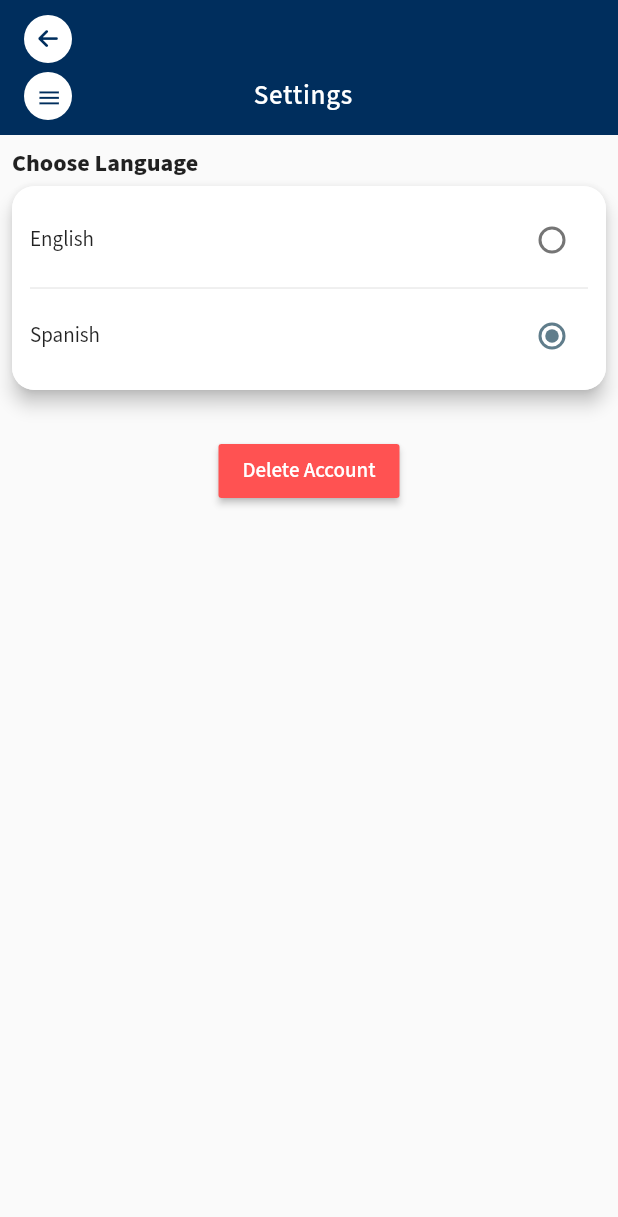
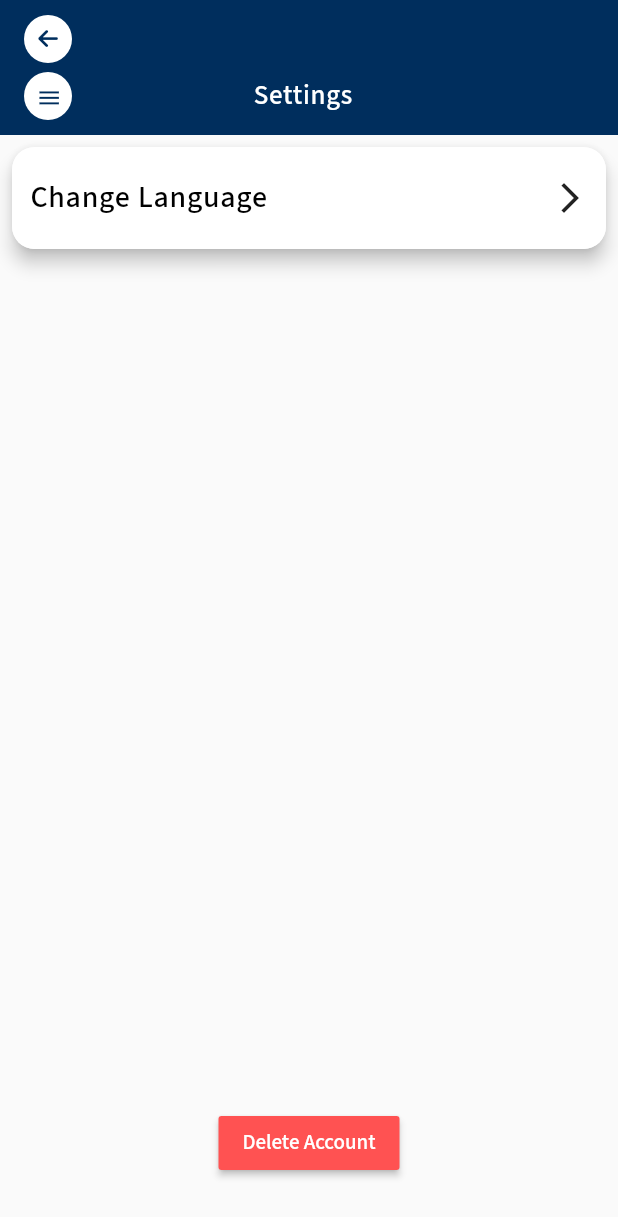
Before and after one commit to iotecto/Estibafy-User-App, a Flutter app: the Home screen opened by its route, in the side drawer, after a tap on "Settings", on a phone screen of 412 x 824 dp. Shown: the top 1217 px of the screen. Run offline on Flutter 3.47's test engine with Material 2 defaults, Android fonts, the phone set to English and light mode, and no system bars; our stand-ins replace auto_animated, country_code_picker, date_format, device_info_plus, dotted_border, easy_localization and 24 more; missing offline and left inert: animated_check, cupertino_tabbar, dismiss_keyboard_on_tap, flutter_pdfview, map_location_picker; accounts and stored records are empty.

Commit message:
Setting page updated

```diff
--- a/lib/Views/pages/book_helpers/home.dart
+++ b/lib/Views/pages/book_helpers/home.dart
@@ -19,6 +19,25 @@ class Home extends StatefulWidget {
 
 class _HomeState extends State<Home> {
   final GlobalKey<ScaffoldState> _scaffoldKey = GlobalKey<ScaffoldState>();
+
+  LatLng currentLocation = const LatLng(40.937100, -73.050480);
+
+  Future userCurrentLocation() async {
+    await Geolocator.requestPermission();
+    Position position = await Geolocator.getCurrentPosition(
+      desiredAccuracy: LocationAccuracy.high,
+    );
+    setState(() {
+      currentLocation = LatLng(position.latitude, position.longitude);
+    });
+  }
+
+  @override
+  void initState() {
+    // TODO: implement initState
+    userCurrentLocation();
+    super.initState();
+  }
 
   @override
   Widget build(BuildContext context) {
@@ -43,7 +62,7 @@ class _HomeState extends State<Home> {
             ),
             SizedBox(
               height: MediaQuery.of(context).size.height * 0.710,
-              child: googleMapLocationPicker(context),
+              child: googleMapLocationPicker(context, currentLocation),
             ),
           ],
         ),
@@ -52,9 +71,10 @@ class _HomeState extends State<Home> {
   }
 }
 
-Widget googleMapLocationPicker(BuildContext context) {
+Widget googleMapLocationPicker(BuildContext context, LatLng location) {
   return MapLocationPicker(
     bottomCardColor: K.primaryColor,
+    currentLatLng: location,
     showBackButton: false,
     desiredAccuracy: LocationAccuracy.high,
     bottomCardIcon: Icon(
--- a/lib/Views/pages/drawer.dart
+++ b/lib/Views/pages/drawer.dart
@@ -2,7 +2,6 @@ import 'package:estibafy_user/Controller/user_controller.dart';
 import 'package:estibafy_user/Views/pages/bookings/booking.dart';
 import 'package:estibafy_user/Views/pages/profile/profile.dart';
 import 'package:estibafy_user/Views/pages/settings/settings_screen.dart';
-import 'package:estibafy_user/Views/pages/tracking.dart';
 import 'package:estibafy_user/models/utils/constants.dart';
 import 'package:estibafy_user/models/widgets/drawer_tile.dart';
 import 'package:flutter/material.dart';
@@ -208,12 +207,12 @@ class SideDrawer extends StatelessWidget {
                           //       Get.to(const HelpersTabBar());
                           //     },
                           //     icon: Icons.favorite),
-                          Tile(
-                              text: 'Map',
-                              function: () {
-                                Get.to(Tracking());
-                              },
-                              icon: Icons.map),
+                          // Tile(
+                          //     text: 'Map',
+                          //     function: () {
+                          //       Get.to(Tracking());
+                          //     },
+                          //     icon: Icons.map),
                           // Tile(
                           //     text: 'Address',
                           //     function: () {},
--- a/lib/Views/pages/settings/settings_screen.dart
+++ b/lib/Views/pages/settings/settings_screen.dart
@@ -6,6 +6,7 @@ import 'package:get/get.dart';
 
 import '../../../models/utils/constants.dart';
 import '../../../models/widgets/appbar.dart';
+import 'language_screen.dart';
 
 class SettingsScreen extends StatefulWidget {
   const SettingsScreen({Key? key}) : super(key: key);
@@ -27,17 +28,11 @@ class _SettingsScreenState extends State<SettingsScreen> {
         padding: const EdgeInsets.all(8.0),
         child: Column(
           children: [
-            Align(
-              alignment: Alignment.centerLeft,
-              child: const Text(
-                'Choose Language',
-                style: TextStyle(fontSize: 16.0, fontWeight: FontWeight.w800),
-              ).tr(),
-            ),
-            const SizedBox(
-              height: 3.0,
-            ),
-            Material(
+            InkWell(
+              onTap: () {
+                Get.to(const LanguageScreen());
+              },
+              child: Material(
                 borderRadius: BorderRadius.circular(15.0),
                 elevation: 5.0,
                 child: Container(
@@ -46,58 +41,22 @@ class _SettingsScreenState extends State<SettingsScreen> {
                     decoration: BoxDecoration(
                         color: K.secondaryColor,
                         borderRadius: BorderRadius.circular(15.0)),
-                child: Column(
+                    child: Row(
                       children: [
-                    Row(
-                      children: [
-                        const Text(
-                          'English',
-                          style: TextStyle(
-                            fontSize: 14,
-                          ),
-                        ).tr(),
-                        const Spacer(),
-                        Obx(
-                          () => Radio(
-                            value: _settingsController.englishLanguage.value,
-                            onChanged: (value) async {
-                              _settingsController.updateUserLanguage(
-                                  context, 'English');
-                            },
-                            groupValue: true,
+                        Padding(
+                          padding: const EdgeInsets.symmetric(vertical: 8.0),
+                          child: Text(
+                            "Change Language",
+                            style: K.textStyle1,
                           ),
                         ),
+                        const Spacer(),
+                        const Icon(Icons.arrow_forward_ios_sharp)
                       ],
-                    ),
-                    const Divider(),
-                    Row(
-                      children: [
-                        const Text(
-                          'Spanish',
-                          style: TextStyle(
-                            fontSize: 14,
-                          ),
-                        ).tr(),
-                        const Spacer(),
-                        Obx(
-                          () => Radio(
-                            value: _settingsController.spanishLanguage.value,
-                            onChanged: (value) async {
-                              _settingsController.updateUserLanguage(
-                                  context, 'Spanish');
-                            },
-                            groupValue: true,
+                    )),
               ),
             ),
-                      ],
-                    ),
-                  ],
-                ),
-              ),
-            ),
-            const SizedBox(
-              height: 30.0,
-            ),
+            Spacer(),
             MaterialButton(
               color: Colors.redAccent,
               onPressed: () {
@@ -107,6 +66,9 @@ class _SettingsScreenState extends State<SettingsScreen> {
                 'Delete Account',
                 style: TextStyle(color: Colors.white),
               ).tr(),
+            ),
+            const SizedBox(
+              height: 30.0,
             ),
           ],
         ),
```
Also changed, not shown: lib/Views/pages/settings/language_screen.dart (added, +102 -0 lines), 1 other file. Lines whose indentation alone changed are shown as unchanged.
